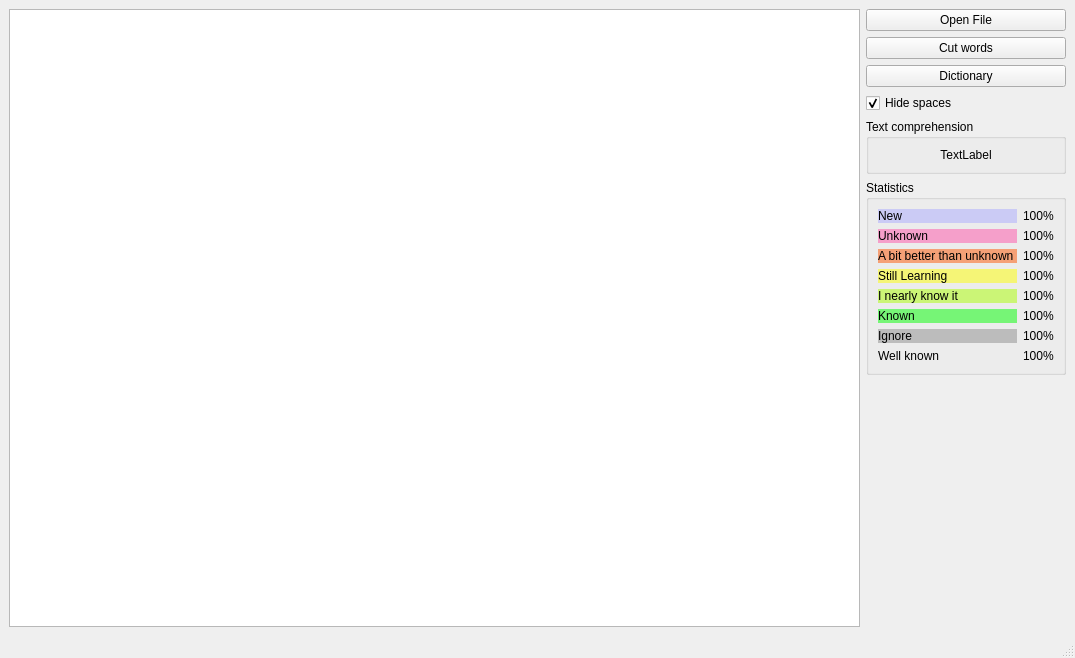
Old version of the form mainwindow.ui in the repository 555oya/chinese-reader.
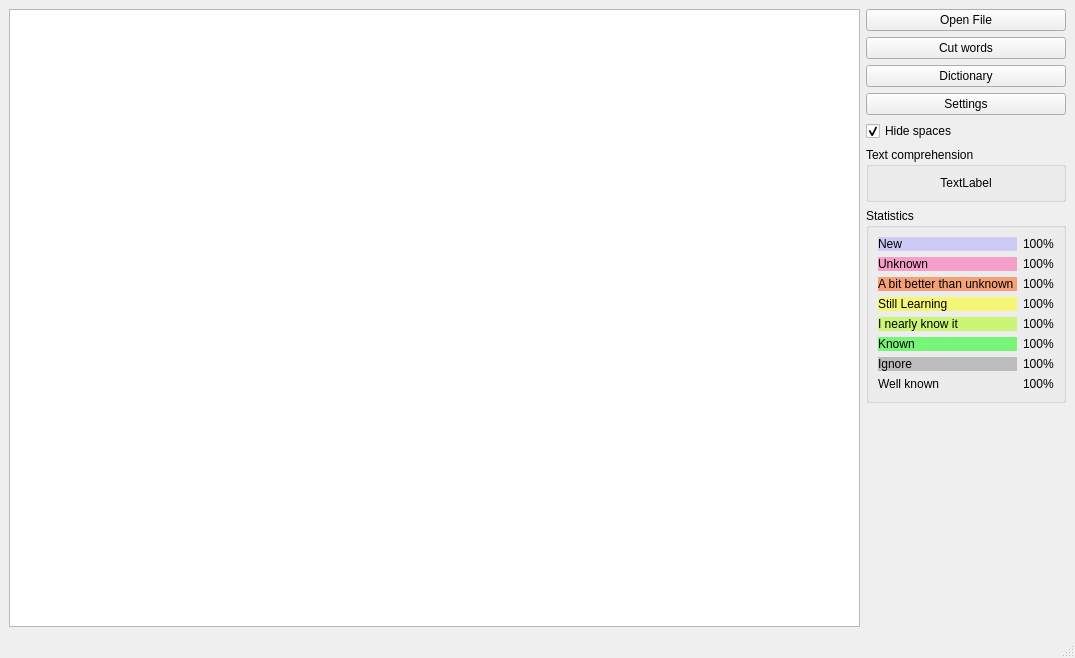
New version of the form.

The edit to the form file:
```diff
--- a/mainwindow.ui
+++ b/mainwindow.ui
@@ -34,7 +34,7 @@
       </property>
      </widget>
     </item>
-    <item row="4" column="1">
+    <item row="5" column="1">
      <widget class="QGroupBox" name="groupBox_2">
       <property name="title">
        <string>Text comprehension</string>
@@ -53,7 +53,7 @@
       </layout>
      </widget>
     </item>
-    <item row="5" column="1">
+    <item row="6" column="1">
      <widget class="QGroupBox" name="groupBox">
       <property name="sizePolicy">
        <sizepolicy hsizetype="Fixed" vsizetype="Preferred">
@@ -306,7 +306,7 @@
       </layout>
      </widget>
     </item>
-    <item row="0" column="0" rowspan="7">
+    <item row="0" column="0" rowspan="8">
      <widget class="QPlainTextEdit" name="textEdit"/>
     </item>
     <item row="1" column="1">
@@ -316,7 +316,7 @@
       </property>
      </widget>
     </item>
-    <item row="6" column="1">
+    <item row="7" column="1">
      <spacer name="verticalSpacer">
       <property name="orientation">
        <enum>Qt::Orientation::Vertical</enum>
@@ -336,7 +336,7 @@
       </property>
      </widget>
     </item>
-    <item row="3" column="1">
+    <item row="4" column="1">
      <widget class="QCheckBox" name="checkBoxHideSpaces">
       <property name="text">
        <string>Hide spaces</string>
@@ -346,6 +346,13 @@
       </property>
      </widget>
     </item>
+    <item row="3" column="1">
+     <widget class="QPushButton" name="settingsButton">
+      <property name="text">
+       <string>Settings</string>
+      </property>
+     </widget>
+    </item>
    </layout>
   </widget>
   <widget class="QStatusBar" name="statusbar"/>
```
